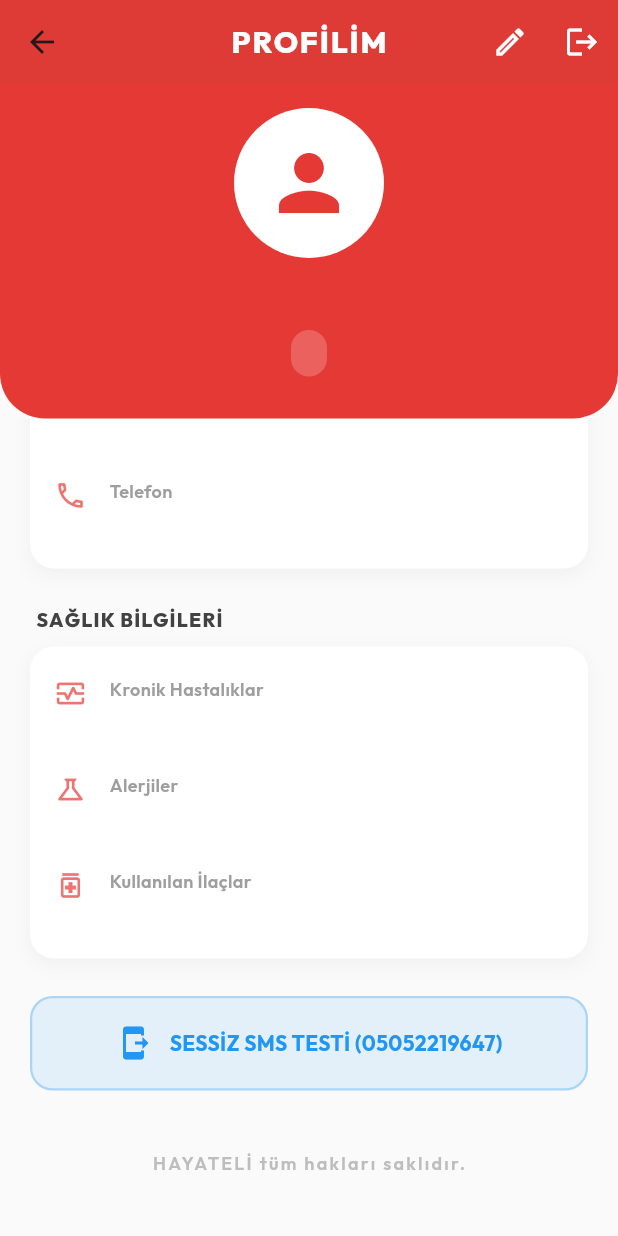
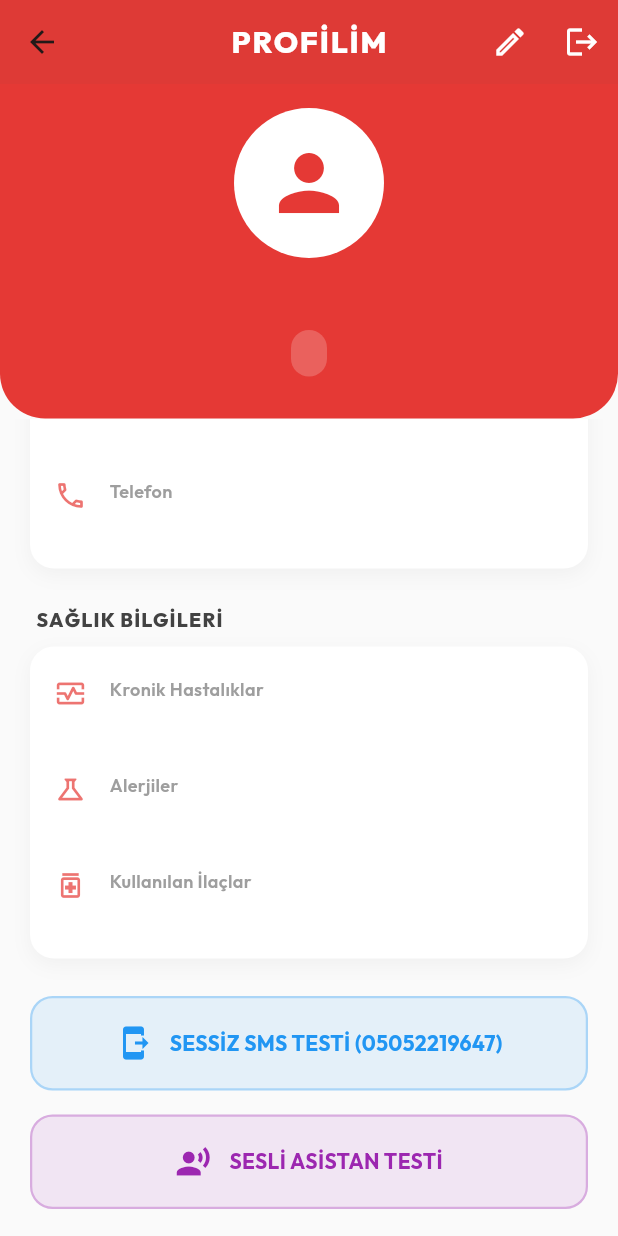
Before and after one commit to cprsoft/HayatEli_Mobil_Project, a Flutter app: the ProfileScreen screen opened directly, scrolled down 351 dp, on a phone screen of 412 x 824 dp. Run offline on Flutter 3.47's test engine with Material 3 defaults, Android fonts, the phone set to English and light mode, and no system bars; our stand-ins replace audioplayers, cloud_firestore, connectivity_plus, firebase_auth, firebase_core, firebase_storage and 15 more; missing offline and left inert: another_telephony, encrypt, firebase_app_check, flutter_phone_direct_caller, send_message, volume_controller; accounts and stored records are empty.

Commit message:
Bazı pürüzler giderildi.

```diff
--- a/lib/screens/crash_alert_screen.dart
+++ b/lib/screens/crash_alert_screen.dart
@@ -97,7 +97,7 @@ class _CrashAlertScreenState extends ConsumerState<CrashAlertScreen> with Single
       if (mounted) setState(() => _statusText = s);
     });
 
-    if (await _waitAndCheck(15, "112 İhbarı Hazırlanıyor...", announce: "Kaza tespit edildi, iyi misiniz? Acil servise SMS ihbarı yapılacak.")) {
+    if (await _waitAndCheck(15, "112 İhbarı Hazırlanıyor...")) {
       setState(() => _isSosTriggered = true);
       await protocol.runPhase1("HayatEli Kullanıcısı", () => _isCancelled);
 
--- a/lib/screens/profile_screen.dart
+++ b/lib/screens/profile_screen.dart
@@ -11,6 +11,8 @@ import 'edit_profile_screen.dart';
 import '../services/crash_detection/local_contact_service.dart';
 import 'package:another_telephony/telephony.dart' hide SmsStatus;
 import 'package:send_message/send_message.dart';
+import 'package:flutter_tts/flutter_tts.dart';
+import 'dart:io';
 
 class ProfileScreen extends ConsumerWidget {
   const ProfileScreen({super.key});
@@ -201,6 +203,52 @@ class ProfileScreen extends ConsumerWidget {
                     ),
                   ),
                 ),
+                const SizedBox(height: 16),
+                InkWell(
+                  onTap: () async {
+                    try {
+                      final FlutterTts tts = FlutterTts();
+                      if (Platform.isAndroid) {
+                        await tts.setEngine("com.google.android.tts");
+                      }
+                      await tts.setLanguage("tr-TR");
+                      await tts.setSpeechRate(0.6);
+                      await tts.setPitch(1.4);
+
+                      // Motorun bağlanması için milisaniyelik bir nefes aldırıyoruz
+                      await Future.delayed(const Duration(milliseconds: 500));
+
+                      await tts.speak("HayatEli Sesli Asistan testi başarılı. Seni duyabiliyorum amına koyayım!");
+                    } catch (e) {
+                      if (context.mounted) {
+                        ScaffoldMessenger.of(context).showSnackBar(
+                          SnackBar(content: Text('Ses Hatası: $e ❌')),
+                        );
+                      }
+                    }
+                  },
+                  borderRadius: BorderRadius.circular(15),
+                  child: Container(
+                    width: double.infinity,
+                    padding: const EdgeInsets.symmetric(vertical: 18),
+                    decoration: BoxDecoration(
+                      color: Colors.purple.withValues(alpha: 0.1),
+                      border: Border.all(color: Colors.purple.withValues(alpha: 0.3), width: 1.5),
+                      borderRadius: BorderRadius.circular(15),
+                    ),
+                    child: Row(
+                      mainAxisAlignment: MainAxisAlignment.center,
+                      children: [
+                        const Icon(Icons.record_voice_over, color: Colors.purple),
+                        const SizedBox(width: 12),
+                        Text(
+                          "SESLİ ASİSTAN TESTİ",
+                          style: GoogleFonts.outfit(color: Colors.purple, fontWeight: FontWeight.bold, fontSize: 14),
+                        ),
+                      ],
+                    ),
+                  ),
+                ),
 
                 const SizedBox(height: 40),
                 Center(
```
Also changed, not shown: lib/services/crash_detection/emergency_protocol_service.dart (+19 -3 lines).
